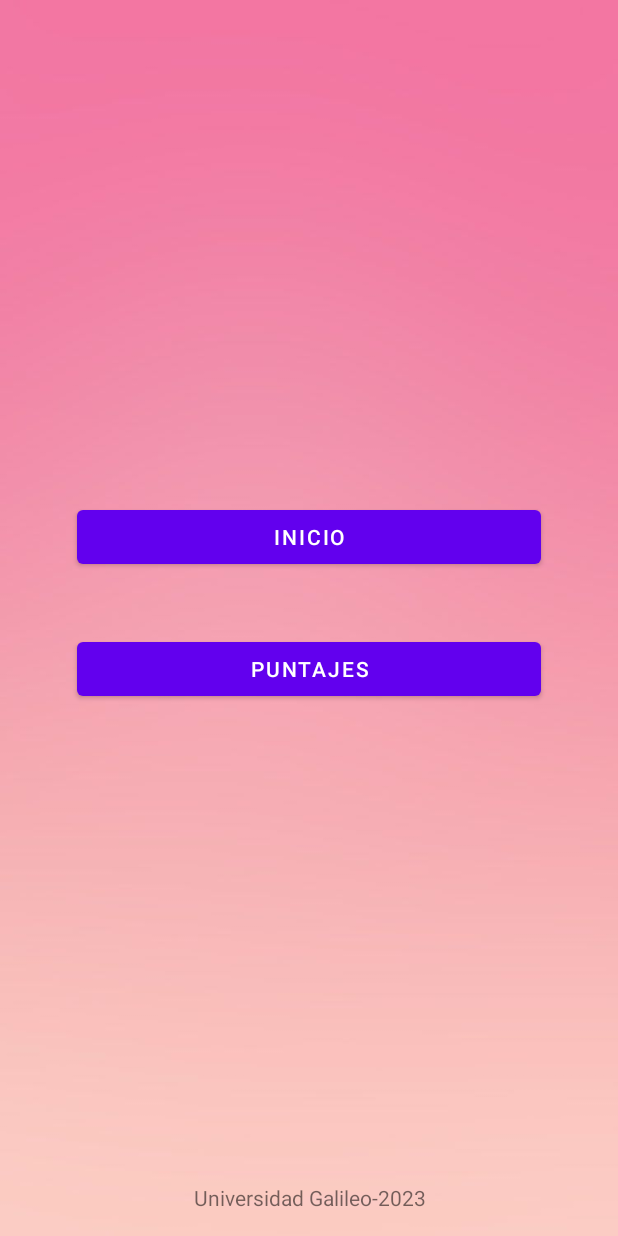
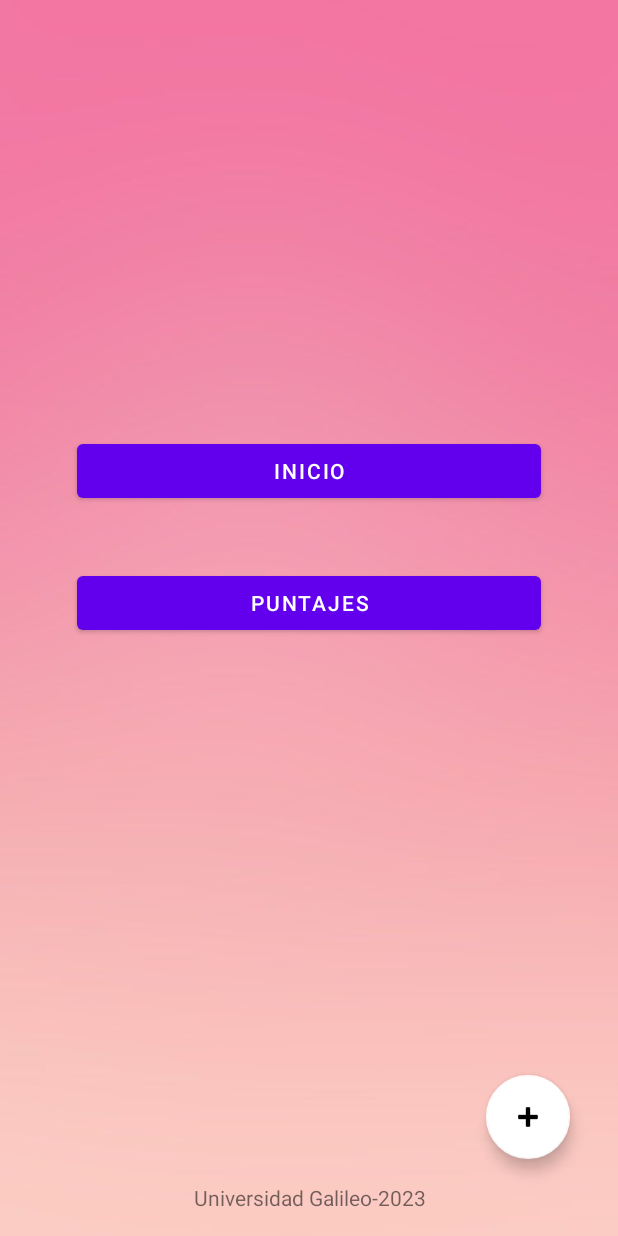
Before and after one commit to Rsierra-X/Kotlin, an Android app: the layout activity_segunda.xml on its own in the app's theme, with its tools: preview values and no code run, on a phone screen of 412 x 824 dp. Run offline under Robolectric (Android 15) with nearby library versions, the phone set to English and light mode, and no system bars.

Commit message:
setting UI second page

```diff
--- a/week-1-pv5/app/src/main/res/layout/activity_segunda.xml
+++ b/week-1-pv5/app/src/main/res/layout/activity_segunda.xml
@@ -1,5 +1,6 @@
 <?xml version="1.0" encoding="utf-8"?>
 <androidx.constraintlayout.widget.ConstraintLayout xmlns:android="http://schemas.android.com/apk/res/android"
+                                                   xmlns:app="http://schemas.android.com/apk/res-auto"
                                                    android:layout_width="match_parent"
                                                    android:layout_height="match_parent"
                                                    android:background="@drawable/back_init"
@@ -28,7 +29,17 @@
                     android:layout_margin="20dp"
                     android:id="@+id/button2" />
         </LinearLayout>
-
+        <com.google.android.material.floatingactionbutton.FloatingActionButton
+                android:id="@+id/fab"
+                android:layout_width="56dp"
+                android:layout_height="56dp"
+                android:contentDescription="@string/actionButton"
+                android:layout_margin="16dp"
+                android:src="@android:drawable/ic_input_add"
+                app:backgroundTint="@color/white"
+                android:layout_gravity="end|bottom"
+                app:backgroundTintMode="add">
+        </com.google.android.material.floatingactionbutton.FloatingActionButton>
 
         <TextView
                 android:layout_width="match_parent"
--- /dev/null
+++ b/week-1-pv5/app/src/main/res/values/ids.xml
@@ -0,0 +1,4 @@
+<?xml version="1.0" encoding="utf-8"?>
+<resources>
+    <item name="main_content" type="id">test</item>
+</resources>
--- a/week-1-pv5/app/src/main/res/values/strings.xml
+++ b/week-1-pv5/app/src/main/res/values/strings.xml
@@ -8,4 +8,5 @@
     <string name="register">Register</string>
     <string name="home">Inicio</string>
     <string name="score">Puntajes</string>
+    <string name="actionButton">Action Button</string>
 </resources>
```
